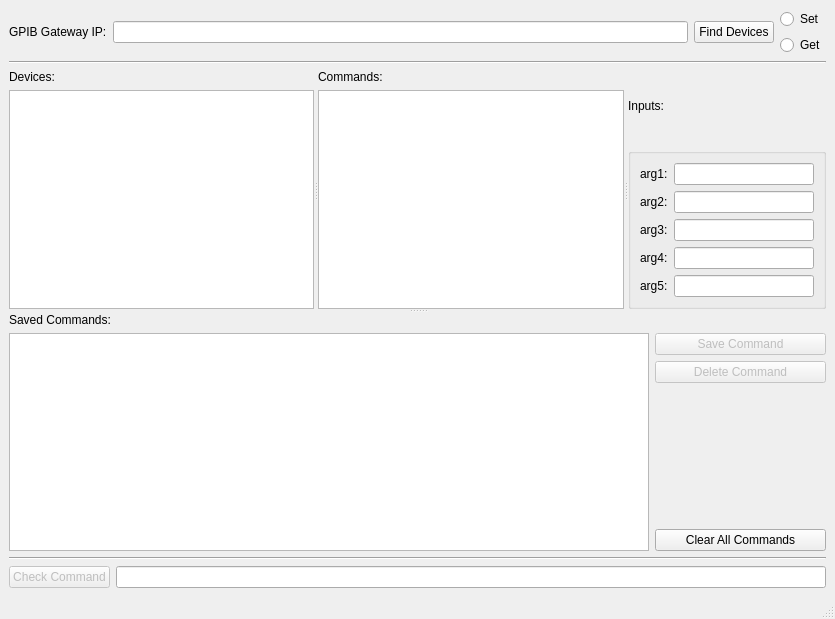
First picture: the form in GUIfiles/DeviceControlInterface.ui, repository doctoboggan/DeathRay, before the edit.
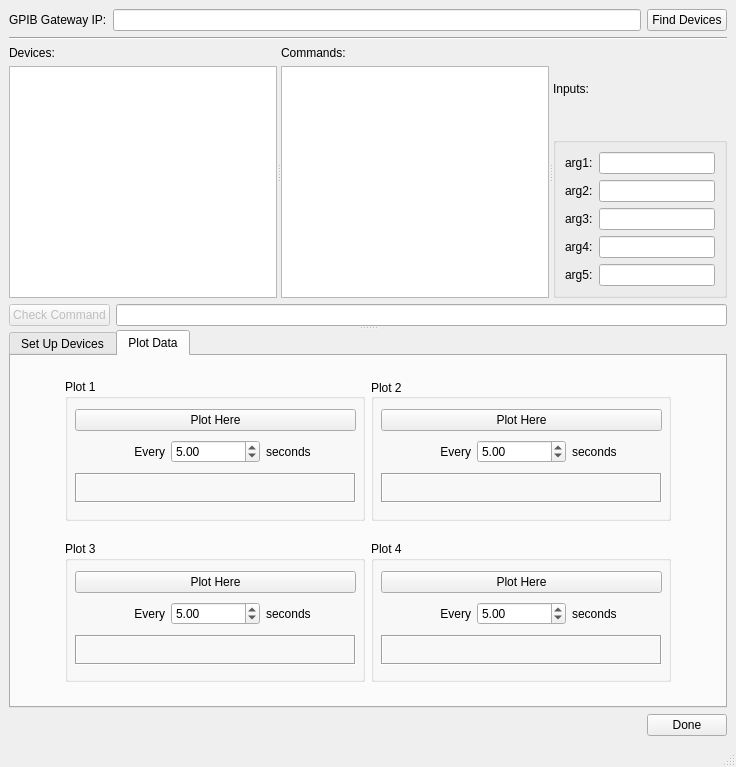
Second picture: the form after the edit. The open tabs and pages were chosen to show the change.

```diff
--- a/GUIfiles/DeviceControlInterface.ui
+++ b/GUIfiles/DeviceControlInterface.ui
@@ -2,19 +2,22 @@
 <ui version="4.0">
  <class>MainWindow</class>
  <widget class="QMainWindow" name="MainWindow">
+  <property name="enabled">
+   <bool>true</bool>
+  </property>
   <property name="geometry">
    <rect>
     <x>0</x>
     <y>0</y>
-    <width>835</width>
-    <height>619</height>
+    <width>736</width>
+    <height>767</height>
    </rect>
   </property>
   <property name="windowTitle">
    <string>MainWindow</string>
   </property>
   <widget class="QWidget" name="centralwidget">
-   <layout class="QVBoxLayout" name="verticalLayout_6">
+   <layout class="QVBoxLayout" name="verticalLayout_11">
     <item>
      <layout class="QHBoxLayout" name="horizontalLayout_3">
       <item>
@@ -38,36 +41,6 @@
         </property>
        </widget>
       </item>
-      <item>
-       <layout class="QVBoxLayout" name="verticalLayout_5">
-        <item>
-         <widget class="QRadioButton" name="radioButtonSet">
-          <property name="maximumSize">
-           <size>
-            <width>16777215</width>
-            <height>20</height>
-           </size>
-          </property>
-          <property name="text">
-           <string>Set</string>
-          </property>
-         </widget>
-        </item>
-        <item>
-         <widget class="QRadioButton" name="radioButtonGet">
-          <property name="maximumSize">
-           <size>
-            <width>16777215</width>
-            <height>20</height>
-           </size>
-          </property>
-          <property name="text">
-           <string>Get</string>
-          </property>
-         </widget>
-        </item>
-       </layout>
-      </item>
      </layout>
     </item>
     <item>
@@ -82,6 +55,9 @@
       <property name="orientation">
        <enum>Qt::Vertical</enum>
       </property>
+      <widget class="QWidget" name="">
+       <layout class="QVBoxLayout" name="verticalLayout_5">
+        <item>
       <widget class="QSplitter" name="splitter">
        <property name="orientation">
         <enum>Qt::Horizontal</enum>
@@ -250,8 +226,37 @@
         </layout>
        </widget>
       </widget>
-      <widget class="QWidget" name="">
-       <layout class="QHBoxLayout" name="horizontalLayout_8">
+        </item>
+        <item>
+         <layout class="QHBoxLayout" name="horizontalLayout_2">
+          <item>
+           <widget class="QPushButton" name="pushButtonExecute">
+            <property name="enabled">
+             <bool>false</bool>
+            </property>
+            <property name="text">
+             <string>Check Command</string>
+            </property>
+           </widget>
+          </item>
+          <item>
+           <widget class="QLineEdit" name="lineEditResult"/>
+          </item>
+         </layout>
+        </item>
+       </layout>
+      </widget>
+      <widget class="QTabWidget" name="tabWidget">
+       <property name="currentIndex">
+        <number>0</number>
+       </property>
+       <widget class="QWidget" name="tab">
+        <attribute name="title">
+         <string>Set Up Devices</string>
+        </attribute>
+        <layout class="QHBoxLayout" name="horizontalLayout_12">
+         <item>
+          <layout class="QHBoxLayout" name="horizontalLayoutSavedCommands">
         <item>
          <layout class="QVBoxLayout" name="verticalLayout_7">
           <item>
@@ -352,31 +357,406 @@
          </layout>
         </item>
        </layout>
-      </widget>
+         </item>
+        </layout>
+       </widget>
+       <widget class="QWidget" name="tab_2">
+        <attribute name="title">
+         <string>Plot Data</string>
+        </attribute>
+        <layout class="QHBoxLayout" name="horizontalLayout_13">
+         <item>
+          <layout class="QGridLayout" name="gridLayoutPlots">
+           <item row="0" column="1">
+            <widget class="QGroupBox" name="groupBoxPlot1">
+             <property name="enabled">
+              <bool>true</bool>
+             </property>
+             <property name="minimumSize">
+              <size>
+               <width>300</width>
+               <height>136</height>
+              </size>
+             </property>
+             <property name="maximumSize">
+              <size>
+               <width>207</width>
+               <height>142</height>
+              </size>
+             </property>
+             <property name="title">
+              <string>Plot 1</string>
+             </property>
+             <widget class="QWidget" name="">
+              <property name="geometry">
+               <rect>
+                <x>10</x>
+                <y>30</y>
+                <width>281</width>
+                <height>94</height>
+               </rect>
+              </property>
+              <layout class="QVBoxLayout" name="verticalLayout_6">
+               <item>
+                <widget class="QPushButton" name="pushButtonPlot1">
+                 <property name="text">
+                  <string>Plot Here</string>
+                 </property>
      </widget>
     </item>
     <item>
-     <widget class="Line" name="line_2">
+                <layout class="QHBoxLayout" name="horizontalLayout_8">
+                 <item>
+                  <widget class="QLabel" name="label_7">
+                   <property name="text">
+                    <string>Every</string>
+                   </property>
+                   <property name="alignment">
+                    <set>Qt::AlignRight|Qt::AlignTrailing|Qt::AlignVCenter</set>
+                   </property>
+                  </widget>
+                 </item>
+                 <item>
+                  <widget class="QDoubleSpinBox" name="doubleSpinBoxPlot1">
+                   <property name="singleStep">
+                    <double>0.500000000000000</double>
+                   </property>
+                   <property name="value">
+                    <double>5.000000000000000</double>
+                   </property>
+                  </widget>
+                 </item>
+                 <item>
+                  <widget class="QLabel" name="label_8">
+                   <property name="text">
+                    <string>seconds</string>
+                   </property>
+                  </widget>
+                 </item>
+                </layout>
+               </item>
+               <item>
+                <widget class="QLabel" name="labelPlot1">
+                 <property name="frameShape">
+                  <enum>QFrame::Box</enum>
+                 </property>
+                 <property name="frameShadow">
+                  <enum>QFrame::Sunken</enum>
+                 </property>
+                 <property name="text">
+                  <string/>
+                 </property>
+                 <property name="alignment">
+                  <set>Qt::AlignCenter</set>
+                 </property>
+                </widget>
+               </item>
+              </layout>
+             </widget>
+            </widget>
+           </item>
+           <item row="0" column="2">
+            <widget class="QGroupBox" name="groupBoxPlot2">
+             <property name="enabled">
+              <bool>true</bool>
+             </property>
+             <property name="minimumSize">
+              <size>
+               <width>300</width>
+               <height>136</height>
+              </size>
+             </property>
+             <property name="maximumSize">
+              <size>
+               <width>207</width>
+               <height>142</height>
+              </size>
+             </property>
+             <property name="layoutDirection">
+              <enum>Qt::LeftToRight</enum>
+             </property>
+             <property name="title">
+              <string>Plot 2</string>
+             </property>
+             <property name="alignment">
+              <set>Qt::AlignLeading|Qt::AlignLeft|Qt::AlignVCenter</set>
+             </property>
+             <property name="flat">
+              <bool>false</bool>
+             </property>
+             <widget class="QWidget" name="layoutWidget_2">
+              <property name="geometry">
+               <rect>
+                <x>10</x>
+                <y>30</y>
+                <width>281</width>
+                <height>94</height>
+               </rect>
+              </property>
+              <layout class="QVBoxLayout" name="verticalLayout_8">
+               <item>
+                <widget class="QPushButton" name="pushButtonPlot2">
+                 <property name="text">
+                  <string>Plot Here</string>
+                 </property>
+                </widget>
+               </item>
+               <item>
+                <layout class="QHBoxLayout" name="horizontalLayout_9">
+                 <item>
+                  <widget class="QLabel" name="label_9">
+                   <property name="text">
+                    <string>Every</string>
+                   </property>
+                   <property name="alignment">
+                    <set>Qt::AlignRight|Qt::AlignTrailing|Qt::AlignVCenter</set>
+                   </property>
+                  </widget>
+                 </item>
+                 <item>
+                  <widget class="QDoubleSpinBox" name="doubleSpinBoxPlot2">
+                   <property name="singleStep">
+                    <double>0.500000000000000</double>
+                   </property>
+                   <property name="value">
+                    <double>5.000000000000000</double>
+                   </property>
+                  </widget>
+                 </item>
+                 <item>
+                  <widget class="QLabel" name="label_10">
+                   <property name="text">
+                    <string>seconds</string>
+                   </property>
+                  </widget>
+                 </item>
+                </layout>
+               </item>
+               <item>
+                <widget class="QLabel" name="labelPlot2">
+                 <property name="frameShape">
+                  <enum>QFrame::Box</enum>
+                 </property>
+                 <property name="frameShadow">
+                  <enum>QFrame::Sunken</enum>
+                 </property>
+                 <property name="text">
+                  <string/>
+                 </property>
+                 <property name="alignment">
+                  <set>Qt::AlignCenter</set>
+                 </property>
+                </widget>
+               </item>
+              </layout>
+             </widget>
+            </widget>
+           </item>
+           <item row="1" column="2">
+            <widget class="QGroupBox" name="groupBoxPlot4">
+             <property name="enabled">
+              <bool>true</bool>
+             </property>
+             <property name="minimumSize">
+              <size>
+               <width>300</width>
+               <height>135</height>
+              </size>
+             </property>
+             <property name="maximumSize">
+              <size>
+               <width>207</width>
+               <height>141</height>
+              </size>
+             </property>
+             <property name="title">
+              <string>Plot 4</string>
+             </property>
+             <widget class="QWidget" name="layoutWidget_4">
+              <property name="geometry">
+               <rect>
+                <x>10</x>
+                <y>30</y>
+                <width>281</width>
+                <height>94</height>
+               </rect>
+              </property>
+              <layout class="QVBoxLayout" name="verticalLayout_10">
+               <item>
+                <widget class="QPushButton" name="pushButtonPlot4">
+                 <property name="text">
+                  <string>Plot Here</string>
+                 </property>
+                </widget>
+               </item>
+               <item>
+                <layout class="QHBoxLayout" name="horizontalLayout_11">
+                 <item>
+                  <widget class="QLabel" name="label_13">
+                   <property name="text">
+                    <string>Every</string>
+                   </property>
+                   <property name="alignment">
+                    <set>Qt::AlignRight|Qt::AlignTrailing|Qt::AlignVCenter</set>
+                   </property>
+                  </widget>
+                 </item>
+                 <item>
+                  <widget class="QDoubleSpinBox" name="doubleSpinBoxPlot4">
+                   <property name="singleStep">
+                    <double>0.500000000000000</double>
+                   </property>
+                   <property name="value">
+                    <double>5.000000000000000</double>
+                   </property>
+                  </widget>
+                 </item>
+                 <item>
+                  <widget class="QLabel" name="label_14">
+                   <property name="text">
+                    <string>seconds</string>
+                   </property>
+                  </widget>
+                 </item>
+                </layout>
+               </item>
+               <item>
+                <widget class="QLabel" name="labelPlot4">
+                 <property name="frameShape">
+                  <enum>QFrame::Box</enum>
+                 </property>
+                 <property name="frameShadow">
+                  <enum>QFrame::Sunken</enum>
+                 </property>
+                 <property name="text">
+                  <string/>
+                 </property>
+                 <property name="alignment">
+                  <set>Qt::AlignCenter</set>
+                 </property>
+                </widget>
+               </item>
+              </layout>
+             </widget>
+            </widget>
+           </item>
+           <item row="1" column="1">
+            <widget class="QGroupBox" name="groupBoxPlot3">
+             <property name="enabled">
+              <bool>true</bool>
+             </property>
+             <property name="minimumSize">
+              <size>
+               <width>300</width>
+               <height>135</height>
+              </size>
+             </property>
+             <property name="maximumSize">
+              <size>
+               <width>207</width>
+               <height>141</height>
+              </size>
+             </property>
+             <property name="title">
+              <string>Plot 3</string>
+             </property>
+             <widget class="QWidget" name="layoutWidget_3">
+              <property name="geometry">
+               <rect>
+                <x>10</x>
+                <y>30</y>
+                <width>281</width>
+                <height>94</height>
+               </rect>
+              </property>
+              <layout class="QVBoxLayout" name="verticalLayout_9">
+               <item>
+                <widget class="QPushButton" name="pushButtonPlot3">
+                 <property name="text">
+                  <string>Plot Here</string>
+                 </property>
+                </widget>
+               </item>
+               <item>
+                <layout class="QHBoxLayout" name="horizontalLayout_10">
+                 <item>
+                  <widget class="QLabel" name="label_11">
+                   <property name="text">
+                    <string>Every</string>
+                   </property>
+                   <property name="alignment">
+                    <set>Qt::AlignRight|Qt::AlignTrailing|Qt::AlignVCenter</set>
+                   </property>
+                  </widget>
+                 </item>
+                 <item>
+                  <widget class="QDoubleSpinBox" name="doubleSpinBoxPlot3">
+                   <property name="singleStep">
+                    <double>0.500000000000000</double>
+                   </property>
+                   <property name="value">
+                    <double>5.000000000000000</double>
+                   </property>
+                  </widget>
+                 </item>
+                 <item>
+                  <widget class="QLabel" name="label_12">
+                   <property name="text">
+                    <string>seconds</string>
+                   </property>
+                  </widget>
+                 </item>
+                </layout>
+               </item>
+               <item>
+                <widget class="QLabel" name="labelPlot3">
+                 <property name="frameShape">
+                  <enum>QFrame::Box</enum>
+                 </property>
+                 <property name="frameShadow">
+                  <enum>QFrame::Sunken</enum>
+                 </property>
+                 <property name="text">
+                  <string/>
+                 </property>
+                 <property name="alignment">
+                  <set>Qt::AlignCenter</set>
+                 </property>
+                </widget>
+               </item>
+              </layout>
+             </widget>
+            </widget>
+           </item>
+          </layout>
+         </item>
+        </layout>
+       </widget>
+      </widget>
+     </widget>
+    </item>
+    <item>
+     <layout class="QHBoxLayout" name="horizontalLayout_14">
+      <item>
+       <spacer name="horizontalSpacer">
       <property name="orientation">
        <enum>Qt::Horizontal</enum>
       </property>
-     </widget>
-    </item>
-    <item>
-     <layout class="QHBoxLayout" name="horizontalLayout_2">
-      <item>
-       <widget class="QPushButton" name="pushButtonExecute">
-        <property name="enabled">
-         <bool>false</bool>
+        <property name="sizeHint" stdset="0">
+         <size>
+          <width>40</width>
+          <height>20</height>
+         </size>
         </property>
+       </spacer>
+      </item>
+      <item>
+       <widget class="QPushButton" name="pushButton">
         <property name="text">
-         <string>Check Command</string>
+         <string>Done</string>
         </property>
        </widget>
       </item>
-      <item>
-       <widget class="QLineEdit" name="lineEditResult"/>
-      </item>
      </layout>
     </item>
    </layout>
```
Left out of the diff: 2 changed lines with no effect on the pictures. Lines whose indentation alone changed are shown as unchanged.
